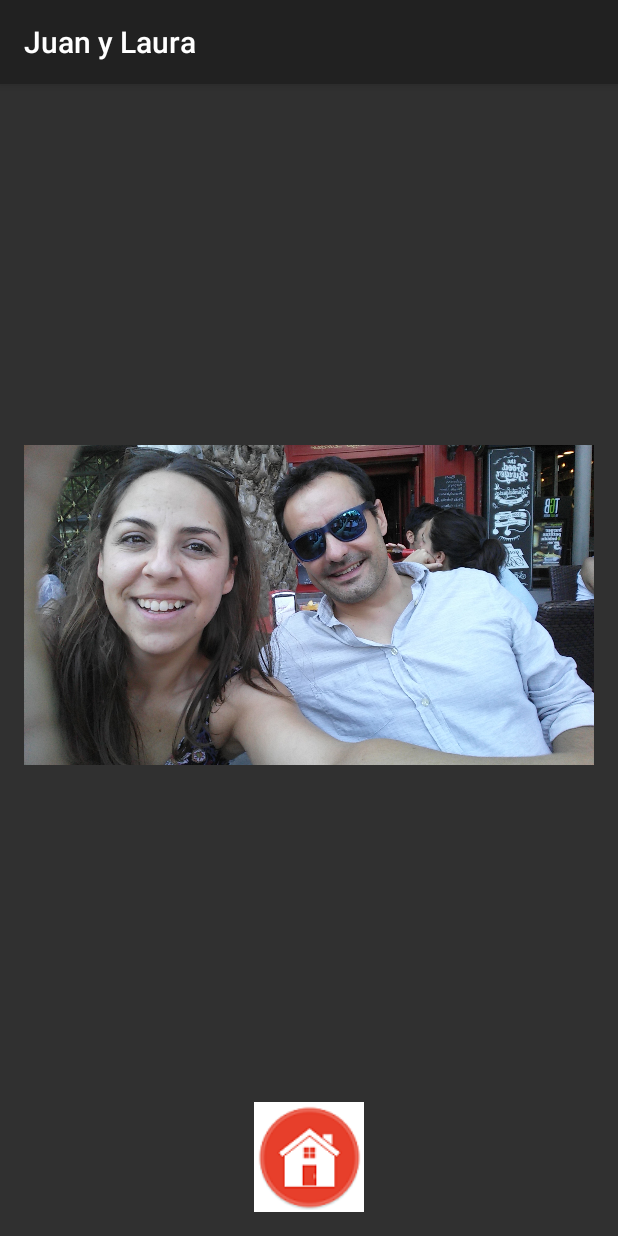
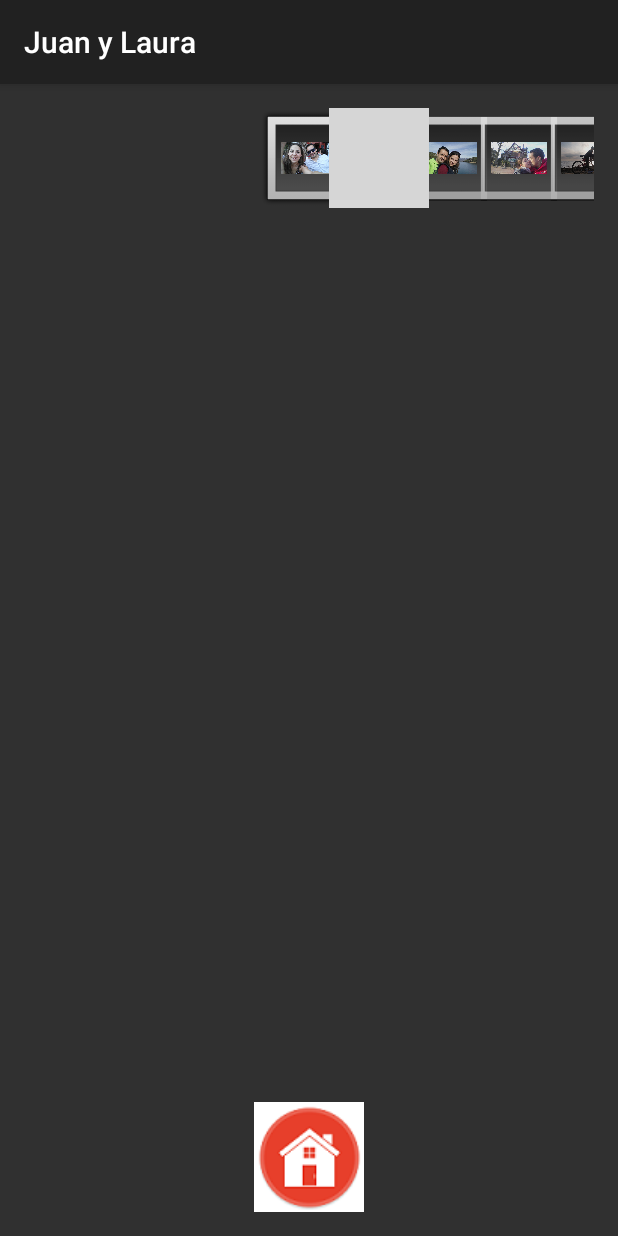
Before and after one commit to sachonidas/JYL, an Android app: the MainActivityGaleria screen opened directly, with no data from a screen before it, on a phone screen of 412 x 824 dp. Run offline under Robolectric (Android 15) with nearby library versions, the phone set to English and light mode, and no system bars; grey boxes are pictures that could not be loaded.

```diff
--- a/app/src/main/java/sachonidas/myapplication/MainActivityGaleria.java
+++ b/app/src/main/java/sachonidas/myapplication/MainActivityGaleria.java
@@ -1,58 +1,98 @@
 package sachonidas.myapplication;
 
+import android.content.Context;
 import android.content.Intent;
+import android.content.res.TypedArray;
 import android.support.v7.app.AppCompatActivity;
 import android.os.Bundle;
 import android.view.View;
+import android.view.ViewGroup;
+import android.widget.AdapterView;
+import android.widget.BaseAdapter;
+import android.widget.Gallery;
 import android.widget.ImageButton;
 import android.widget.ImageView;
+import android.widget.Toast;
 
 public class MainActivityGaleria extends AppCompatActivity {
 
 
-    private ImageView imgV,imgV2,imgV3,imgV4,imgV5,imgV6,imgV7,imgV8,imgV9,imgV10,imgV11,imgV12,imgV13,imgV14,imgV15;
     private ImageButton btnVolver;
+    Integer[] imageIDs = {
+            R.drawable.galeria1,
+            R.drawable.galeria2,
+            R.drawable.galeria3,
+            R.drawable.galeria4,
+            R.drawable.galeria5,
+            R.drawable.galeria6,
+            R.drawable.galeria7,
+            R.drawable.galeria8,
+            R.drawable.galeria9,
+            R.drawable.galeria10,
+            R.drawable.galeria11,
+            R.drawable.galeria12,
+            R.drawable.galeria13,
+            R.drawable.galeria14,
+            R.drawable.galeria15
+
+    };
 
     @Override
     protected void onCreate(Bundle savedInstanceState) {
         super.onCreate(savedInstanceState);
         setContentView(R.layout.activity_main_activity_galeria);
 
-        imgV = (ImageView)findViewById(R.id.imageView);
-        imgV2 = (ImageView)findViewById(R.id.imageView2);
-        imgV3 = (ImageView)findViewById(R.id.imageView3);
-        imgV4 = (ImageView)findViewById(R.id.imageView4);
-        imgV5 = (ImageView)findViewById(R.id.imageView5);
-        imgV6 = (ImageView)findViewById(R.id.imageView6);
-        imgV7 = (ImageView)findViewById(R.id.imageView7);
-        imgV8 = (ImageView)findViewById(R.id.imageView8);
-        imgV9 = (ImageView)findViewById(R.id.imageView9);
-        imgV10 = (ImageView)findViewById(R.id.imageView10);
-        imgV11 = (ImageView)findViewById(R.id.imageView11);
-        imgV12 = (ImageView)findViewById(R.id.imageView12);
-        imgV13 = (ImageView)findViewById(R.id.imageView13);
-        imgV14 = (ImageView)findViewById(R.id.imageView14);
-        imgV15 = (ImageView)findViewById(R.id.imageView15);
+        Gallery gallery = (Gallery) findViewById(R.id.gallery1);
+        gallery.setAdapter(new ImageAdapter(this));
+        gallery.setOnItemClickListener(new AdapterView.OnItemClickListener() {
+            public void onItemClick(AdapterView<?> parent, View v, int position, long id)
+            {
+                Toast.makeText(getBaseContext(),"pic" + (position + 1) + " selected",
+                        Toast.LENGTH_SHORT).show();
+                // display the images selected
+                ImageView imageView = (ImageView) findViewById(R.id.image1);
+                imageView.setImageResource(imageIDs[position]);
+            }
+        });
 
-        imgV.setImageResource(R.drawable.galeria1);
-        imgV2.setImageResource(R.drawable.galeria2);
-        imgV3.setImageResource(R.drawable.galeria3);
-        imgV4.setImageResource(R.drawable.galeria4);
-        imgV5.setImageResource(R.drawable.galeria5);
-        imgV6.setImageResource(R.drawable.galeria6);
-        imgV7.setImageResource(R.drawable.galeria7);
-        /*imgV8.setImageResource(R.drawable.galeria8);
-        imgV9.setImageResource(R.drawable.galeria9);
-        imgV10.setImageResource(R.drawable.galeria10);
-        imgV11.setImageResource(R.drawable.galeria11);
-        imgV12.setImageResource(R.drawable.galeria12);
-        imgV13.setImageResource(R.drawable.galeria13);
-        imgV14.setImageResource(R.drawable.galeria14);
-        imgV15.setImageResource(R.drawable.galeria15);*/
+
 
         btnVolver = (ImageButton)findViewById(R.id.imageButton);
 
         btnVolver.setImageResource(R.drawable.homeicon);
+    }
+
+    public class ImageAdapter extends BaseAdapter {
+        private Context context;
+        private int itemBackground;
+        public ImageAdapter(Context c)
+        {
+            context = c;
+            // sets a grey background; wraps around the images
+            TypedArray a = obtainStyledAttributes(R.styleable.MyGallery);
+            itemBackground = a.getResourceId(R.styleable.MyGallery_android_galleryItemBackground, 0);
+            a.recycle();
+        }
+        // returns the number of images
+        public int getCount() {
+            return imageIDs.length;
+        }
+        // returns the ID of an item
+        public Object getItem(int position) {
+            return position;
+        }
+        // returns the ID of an item
+        public long getItemId(int position) {
+            return position;
+        }
+        // returns an ImageView view
+        public View getView(int position, View convertView, ViewGroup parent) {
+            ImageView imageView = new ImageView(context);
+            imageView.setImageResource(imageIDs[position]);
+            imageView.setLayoutParams(new Gallery.LayoutParams(100, 100));
+            imageView.setBackgroundResource(itemBackground);
+            return imageView;
+        }
     }
 
     public void lanzaInicio(View view){
--- a/app/src/main/res/layout/activity_main_activity_galeria.xml
+++ b/app/src/main/res/layout/activity_main_activity_galeria.xml
@@ -9,6 +9,12 @@
     android:paddingTop="@dimen/activity_vertical_margin"
     tools:context="sachonidas.myapplication.MainActivityGaleria">
 
+    <Gallery
+        android:layout_width="fill_parent"
+        android:layout_height="wrap_content"
+        android:id="@+id/gallery1">
+        android:id="@id/gallery1"
+    </Gallery>
     <ImageButton
         android:layout_width="110px"
         android:layout_height="110px"
@@ -23,151 +29,11 @@
         android:textAlignment="center"
         android:layout_gravity="bottom" />
 
-    <GridLayout
-        android:layout_width="match_parent"
-        android:layout_height="match_parent"
-        android:layout_alignParentTop="true"
-        android:layout_alignParentStart="true"
-        android:layout_above="@+id/imageButton"
-        android:columnCount="3"
-        android:rowCount="5">
-
-        <ImageView
-            android:layout_width="wrap_content"
-            android:layout_height="wrap_content"
-            android:id="@+id/imageView"
-            android:layout_row="0"
-            android:layout_column="0"
-            android:maxWidth="50dp"
-            android:minHeight="50dp"
-            android:minWidth="50dp"
-            android:maxHeight="50dp" />
-
-        <ImageView
-            android:layout_width="wrap_content"
-            android:layout_height="wrap_content"
-            android:id="@+id/imageView2"
-            android:maxWidth="50dp"
-            android:minHeight="50dp"
-            android:minWidth="50dp"
-            android:maxHeight="50dp" />
-
-        <ImageView
-            android:layout_width="wrap_content"
-            android:layout_height="wrap_content"
-            android:id="@+id/imageView3"
-            android:maxWidth="50dp"
-            android:minHeight="50dp"
-            android:minWidth="50dp"
-            android:maxHeight="50dp" />
-
-        <ImageView
-            android:layout_width="wrap_content"
-            android:layout_height="wrap_content"
-            android:id="@+id/imageView4"
-            android:maxWidth="50dp"
-            android:minHeight="50dp"
-            android:minWidth="50dp"
-            android:maxHeight="50dp" />
-
-        <ImageView
-            android:layout_width="wrap_content"
-            android:layout_height="wrap_content"
-            android:id="@+id/imageView5"
-            android:maxWidth="50dp"
-            android:minHeight="50dp"
-            android:minWidth="50dp"
-            android:maxHeight="50dp"/>
-
-        <ImageView
-            android:layout_width="wrap_content"
-            android:layout_height="wrap_content"
-            android:id="@+id/imageView6"
-            android:maxWidth="50dp"
-            android:minHeight="50dp"
-            android:minWidth="50dp"
-            android:maxHeight="50dp"/>
-
-        <ImageView
-            android:layout_width="wrap_content"
-            android:layout_height="wrap_content"
-            android:id="@+id/imageView7"
-             android:maxWidth="50dp"
-            android:minHeight="50dp"
-            android:minWidth="50dp"
-            android:maxHeight="50dp"/>
-
-        <ImageView
-            android:layout_width="wrap_content"
-            android:layout_height="wrap_content"
-            android:id="@+id/imageView8"
-             android:maxWidth="50dp"
-            android:minHeight="50dp"
-            android:minWidth="50dp"
-            android:maxHeight="50dp"/>
-
-        <ImageView
-            android:layout_width="wrap_content"
-            android:layout_height="wrap_content"
-            android:id="@+id/imageView9"
-             android:maxWidth="50dp"
-            android:minHeight="50dp"
-            android:minWidth="50dp"
-            android:maxHeight="50dp"/>
-
-        <ImageView
-            android:layout_width="wrap_content"
-            android:layout_height="wrap_content"
-            android:id="@+id/imageView10"
-             android:maxWidth="50dp"
-            android:minHeight="50dp"
-            android:minWidth="50dp"
-            android:maxHeight="50dp"/>
-
-        <ImageView
-            android:layout_width="wrap_content"
-            android:layout_height="wrap_content"
-            android:id="@+id/imageView11"
-             android:maxWidth="50dp"
-            android:minHeight="50dp"
-            android:minWidth="50dp"
-            android:maxHeight="50dp"/>
-
-        <ImageView
-            android:layout_width="wrap_content"
-            android:layout_height="wrap_content"
-            android:id="@+id/imageView12"
-             android:maxWidth="50dp"
-            android:minHeight="50dp"
-            android:minWidth="50dp"
-            android:maxHeight="50dp"/>
-
-        <ImageView
-            android:layout_width="wrap_content"
-            android:layout_height="wrap_content"
-            android:id="@+id/imageView13"
-             android:maxWidth="50dp"
-            android:minHeight="50dp"
-            android:minWidth="50dp"
-            android:maxHeight="50dp"/>
-
-        <ImageView
-            android:layout_width="wrap_content"
-            android:layout_height="wrap_content"
-            android:id="@+id/imageView14"
-             android:maxWidth="50dp"
-            android:minHeight="50dp"
-            android:minWidth="50dp"
-            android:maxHeight="50dp"/>
-
-        <ImageView
-            android:layout_width="wrap_content"
-            android:layout_height="wrap_content"
-            android:id="@+id/imageView15"
-             android:maxWidth="50dp"
-            android:minHeight="50dp"
-            android:minWidth="50dp"
-            android:maxHeight="50dp" />
-    </GridLayout>
+    <ImageView
+        android:layout_width="wrap_content"
+        android:layout_height="wrap_content"
+        android:id="@+id/image1"
+        android:layout_centerVertical="true"
+        android:layout_centerHorizontal="true" />
 
 </RelativeLayout>
--- /dev/null
+++ b/app/src/main/res/values/attrs.xml
@@ -0,0 +1,6 @@
+<?xml version="1.0" encoding="utf-8"?>
+<resources>
+    <declare-styleable name="MyGallery">
+        <attr name="android:galleryItemBackground" />
+    </declare-styleable>
+</resources>
```
